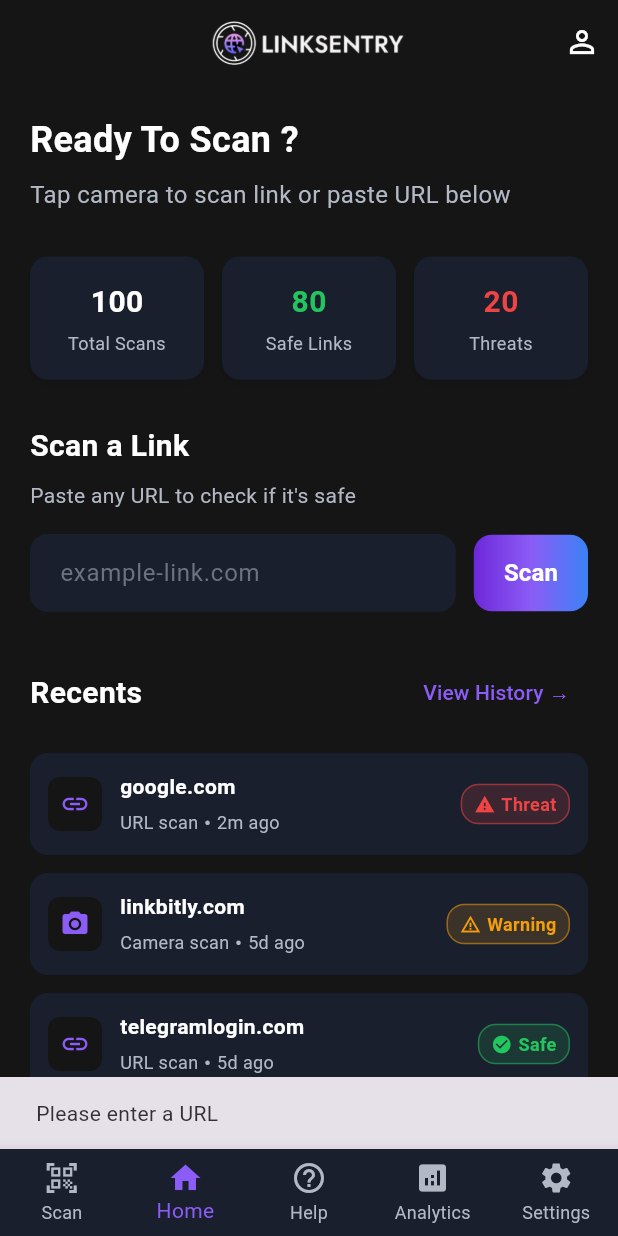
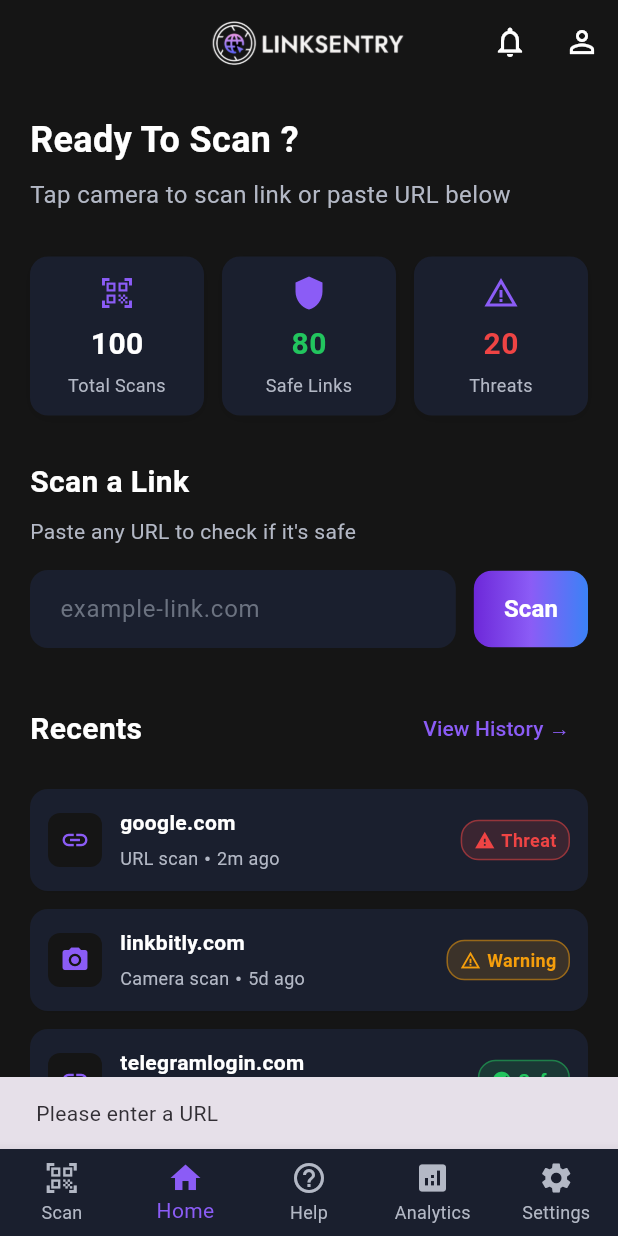
Before and after one commit to byyy001/FYP-26-S1-19, a Flutter app: the RegisteredHomeScreen screen opened directly, after a tap on "Scan", on a phone screen of 412 x 824 dp. Run offline on Flutter 3.47's test engine with Material 3 defaults, Android fonts, the light colour scheme and no system bars; our stand-ins replace cloud_firestore, firebase_auth, firebase_core, fl_chart, google_sign_in; missing offline and left inert: tldts; accounts and stored records are empty.

Commit message:
Updated for stat cards to have icons in Registered Home Page

```diff
--- a/lib/screens/registered_home_screen.dart
+++ b/lib/screens/registered_home_screen.dart
@@ -15,31 +15,29 @@
   final TextEditingController _urlController = TextEditingController();
   bool _isScanning = false;
 
-  // Fetch the user's first name from Firebase Firestore
+  // Fetch user's first name from Firestore
   Future<String> getUserFirstName() async {
-    User? user = FirebaseAuth.instance.currentUser;
-
+    final user = FirebaseAuth.instance.currentUser;
     if (user != null) {
-      DocumentSnapshot userDoc = await FirebaseFirestore.instance
+      final userDoc = await FirebaseFirestore.instance
           .collection('users')
           .doc(user.uid)
           .get();
-
       if (userDoc.exists) {
         return userDoc['firstName'] ?? 'User';
       }
     }
-    return 'User'; // Fallback
+    return 'User';
   }
 
-  // Classify URL using Google Safe Browsing API
+  // Scan using Google Safe Browsing API
   Future<void> _scanURL(String url) async {
-    setState(() {
-      _isScanning = true;
-    });
+    setState(() => _isScanning = true);
 
     try {
-      bool? isSafe = await GoogleSafeBrowsingService().isUrlSafe(url);
+      final bool? isSafe = await GoogleSafeBrowsingService().isUrlSafe(url);
+
+      if (!mounted) return;
 
       if (isSafe == true) {
         ScaffoldMessenger.of(context).showSnackBar(
@@ -59,20 +57,20 @@
         ScaffoldMessenger.of(context).showSnackBar(
           const SnackBar(
             content: Text('Could not check URL. API or network error.'),
-            backgroundColor: AppColors.mediumRisk,
+            backgroundColor: Colors.orange,
           ),
         );
       }
     } catch (e) {
+      if (!mounted) return;
       ScaffoldMessenger.of(context).showSnackBar(
-        SnackBar(content: Text('Error: $e'), backgroundColor: AppColors.highRisk),
+        SnackBar(
+          content: Text('Error: $e'),
+          backgroundColor: AppColors.highRisk,
+        ),
       );
     } finally {
-      if (mounted) {
-        setState(() {
-          _isScanning = false;
-        });
-      }
+      if (mounted) setState(() => _isScanning = false);
     }
   }
 
@@ -93,6 +91,14 @@
           fit: BoxFit.contain,
         ),
         actions: [
+          // Notification icon
+          IconButton(
+            icon: const Icon(Icons.notifications_none, color: AppColors.primaryText),
+            onPressed: () {
+              // TODO: Open notifications screen
+            },
+          ),
+          // Profile icon
           IconButton(
             icon: const Icon(Icons.person_outline, color: AppColors.primaryText),
             onPressed: () {
@@ -108,7 +114,7 @@
             return const Center(child: CircularProgressIndicator());
           }
           if (snapshot.hasError) {
-            return const Center(child: Text('Error fetching user data'));
+            return const Center(child: Text('Error loading user data'));
           }
           final userName = snapshot.data ?? 'User';
 
@@ -138,14 +144,29 @@
                   ),
                   const SizedBox(height: 30),
 
-                  // Stats cards (dummy data for now)
+                  // Stats cards with icons
                   Row(
                     children: [
-                      _buildStatCard('Total Scans', '100', AppColors.primaryText),
+                      _buildStatCard(
+                        icon: Icons.qr_code_scanner,
+                        label: 'Total Scans',
+                        value: '100',
+                        valueColor: AppColors.primaryText,
+                      ),
                       const SizedBox(width: 12),
-                      _buildStatCard('Safe Links', '80', AppColors.safe),
+                      _buildStatCard(
+                        icon: Icons.shield,
+                        label: 'Safe Links',
+                        value: '80',
+                        valueColor: AppColors.safe,
+                      ),
                       const SizedBox(width: 12),
-                      _buildStatCard('Threats', '20', AppColors.highRisk),
+                      _buildStatCard(
+                        icon: Icons.warning_amber,
+                        label: 'Threats',
+                        value: '20',
+                        valueColor: AppColors.highRisk,
+                      ),
                     ],
                   ),
                   const SizedBox(height: 30),
@@ -169,7 +190,7 @@
                   ),
                   const SizedBox(height: 16),
 
-                  // Scan input row
+                  // URL input row
                   Row(
                     children: [
                       Expanded(
@@ -184,7 +205,10 @@
                               borderRadius: BorderRadius.circular(12),
                               borderSide: BorderSide.none,
                             ),
-                            contentPadding: const EdgeInsets.symmetric(horizontal: 16, vertical: 14),
+                            contentPadding: const EdgeInsets.symmetric(
+                              horizontal: 16,
+                              vertical: 14,
+                            ),
                           ),
                           style: const TextStyle(color: AppColors.primaryText),
                         ),
@@ -220,18 +244,18 @@
                   ),
                   const SizedBox(height: 16),
 
-                  // Recents list (sample data – later replace with actual history)
+                  // Recents list (sample data)
                   _buildRecentItem(
                     'google.com',
                     'URL scan',
                     '2m ago',
-                    'threat',
+                    'threat', // high risk
                   ),
                   _buildRecentItem(
                     'linkbitly.com',
                     'Camera scan',
                     '5d ago',
-                    'warning',
+                    'warning', // medium risk
                   ),
                   _buildRecentItem(
                     'telegramlogin.com',
@@ -251,13 +275,25 @@
         type: BottomNavigationBarType.fixed,
         selectedItemColor: AppColors.primaryPurple,
         unselectedItemColor: AppColors.secondaryText,
-        currentIndex: 1, // Home selected
+        currentIndex: 1,
         items: const [
-          BottomNavigationBarItem(icon: Icon(Icons.qr_code_scanner), label: 'Scan'),
+          BottomNavigationBarItem(
+            icon: Icon(Icons.qr_code_scanner),
+            label: 'Scan',
+          ),
           BottomNavigationBarItem(icon: Icon(Icons.home), label: 'Home'),
-          BottomNavigationBarItem(icon: Icon(Icons.help_outline), label: 'Help'),
-          BottomNavigationBarItem(icon: Icon(Icons.analytics), label: 'Analytics'),
-          BottomNavigationBarItem(icon: Icon(Icons.settings), label: 'Settings'),
+          BottomNavigationBarItem(
+            icon: Icon(Icons.help_outline),
+            label: 'Help',
+          ),
+          BottomNavigationBarItem(
+            icon: Icon(Icons.analytics),
+            label: 'Analytics',
+          ),
+          BottomNavigationBarItem(
+            icon: Icon(Icons.settings),
+            label: 'Settings',
+          ),
         ],
         onTap: (index) {
           // TODO: Handle navigation
@@ -266,10 +302,16 @@
     );
   }
 
-  Widget _buildStatCard(String label, String value, Color valueColor) {
+  // Stats card with icon
+  Widget _buildStatCard({
+    required IconData icon,
+    required String label,
+    required String value,
+    required Color valueColor,
+  }) {
     return Expanded(
       child: Container(
-        padding: const EdgeInsets.symmetric(vertical: 16),
+        padding: const EdgeInsets.symmetric(vertical: 12),
         decoration: BoxDecoration(
           color: AppColors.cardBackground,
           borderRadius: BorderRadius.circular(12),
@@ -283,6 +325,8 @@
         ),
         child: Column(
           children: [
+            Icon(icon, color: AppColors.primaryPurple, size: 24),
+            const SizedBox(height: 8),
             Text(
               value,
               style: TextStyle(
@@ -306,6 +350,7 @@
     );
   }
 
+  // Scan button
   Widget _buildScanButton(BuildContext context) {
     return Container(
       decoration: BoxDecoration(
@@ -358,8 +403,9 @@
     );
   }
 
+  // Recent item widget
   Widget _buildRecentItem(String url, String scanType, String time, String risk) {
-    IconData icon = scanType.contains('Camera') ? Icons.camera_alt : Icons.link;
+    final icon = scanType.contains('Camera') ? Icons.camera_alt : Icons.link;
     Color riskColor;
     String riskLabel;
     IconData riskIcon;
```
